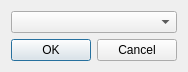
Before: the Qt Designer form CaX/dialog/languagedialog.ui in fsest4u/CaX_03, drawn with Qt 5.
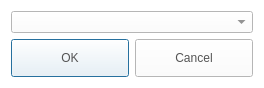
After: the same form once the commit is applied. Icons and pictures are not drawn.

Commit message: 언어설정 dialog에 디자인 적용

```diff
--- a/CaX/dialog/languagedialog.ui
+++ b/CaX/dialog/languagedialog.ui
@@ -6,19 +6,57 @@
    <rect>
     <x>0</x>
     <y>0</y>
-    <width>184</width>
-    <height>66</height>
+    <width>244</width>
+    <height>88</height>
    </rect>
   </property>
   <property name="windowTitle">
    <string>Language</string>
   </property>
+  <property name="styleSheet">
+   <string notr="true">QLabel
+{
+	color: rgb(84, 84, 84);
+	font: 14pt &quot;Segoe UI&quot;;
+}
+QPushButton
+{
+	color: rgb(84, 84, 84);
+	font: 14pt &quot;Segoe UI&quot;;
+}
+QComboBox
+{
+	color: rgb(84, 84, 84);
+	font: 14pt &quot;Segoe UI&quot;;
+}
+QWidget
+{
+	background-color: rgb(255, 255, 255);
+}</string>
+  </property>
   <layout class="QGridLayout" name="gridLayout">
    <item row="0" column="0">
     <widget class="QComboBox" name="comboBox"/>
    </item>
    <item row="1" column="0">
     <widget class="QDialogButtonBox" name="buttonBox">
+     <property name="styleSheet">
+      <string notr="true">QPushButton
+{
+	border-image: url(&quot;:/resource/audiocd-popup-btn110-ok-n.png&quot;);
+	width: 110px;
+	height: 30px;
+	color: rgb(84, 84, 84)
+}
+
+QPushButton:hover
+{
+ 	border-image: url(&quot;:/resource/audiocd-popup-btn110-ok-h.png&quot;);
+	width: 110px;
+	height: 30px;	
+	color: rgb(255, 255, 255)
+}</string>
+     </property>
      <property name="orientation">
       <enum>Qt::Horizontal</enum>
      </property>
```
